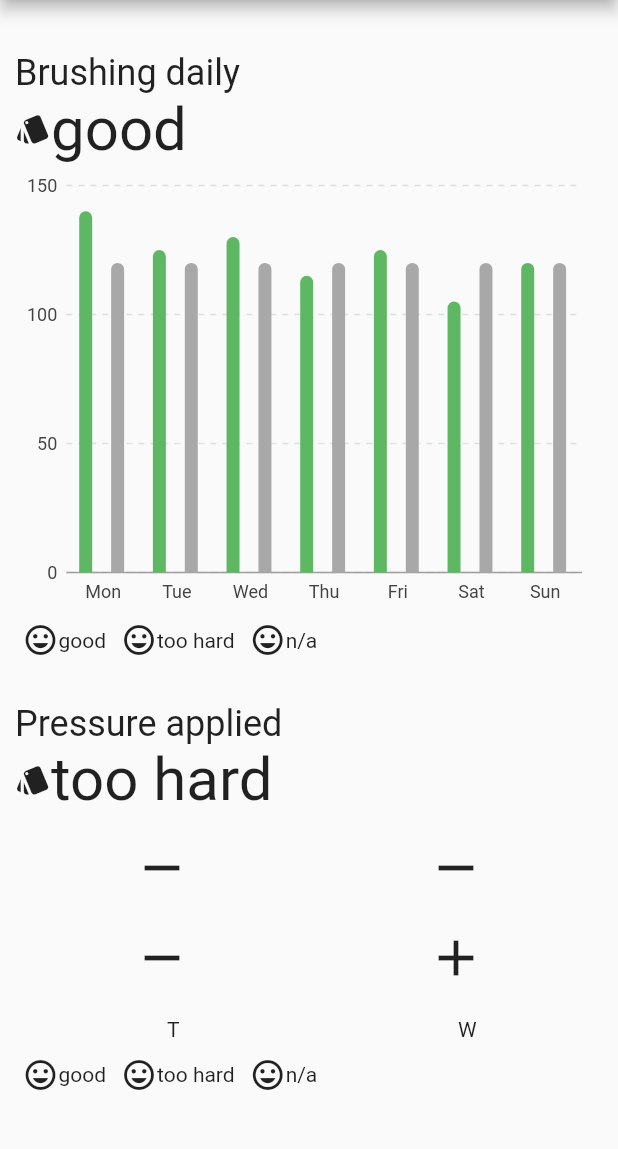
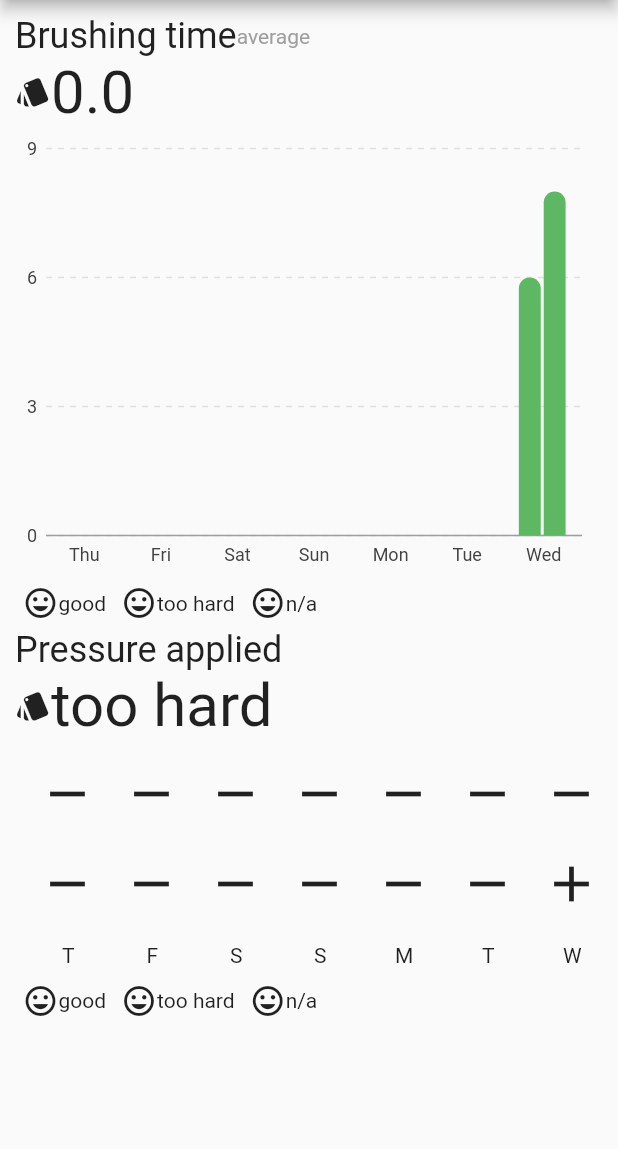
Before and after one commit to AnkurPhilips/ohc_app, a Flutter app: the screen it shows after launch, swiped to page 2, on a phone screen of 412 x 824 dp, the part 84-1233 px from its top. Run offline on Flutter 3.47's test engine with Material 2 defaults, Android fonts, the phone set to English and light mode, and no system bars; our stand-ins replace charts_flutter.

```diff
--- a/lib/Graphs.dart
+++ b/lib/Graphs.dart
@@ -5,7 +5,7 @@ import 'package:ohc_app/get_data.dart';
 class GraphContainer extends StatelessWidget
 {
   final ReportData reportData;
-  static List<List<int>> data;
+  static Map<int,List<Session>> data;
   final String firstString;
   final String secondString;
   final String thirdString;
@@ -28,57 +28,31 @@ class GraphContainer extends StatelessWidget
   void getData()
   {
 
-    data = new List<List<int>>();
-    int day = -1,start,end,iterator=0;
-    //List<int> week = [0,0,0,0,0,0,0];
+    data = new Map<int,List<Session>>();
+    int iterator;
 
-
+    Day lastDate = reportData.days[reportData.days.length-1];
+    int lastWeekDay = DateTime.parse(lastDate.date).weekday%7;
+    for(iterator =(lastWeekDay+1)%7;;)
+    {
+         data[iterator]=[];
+         if(iterator==lastWeekDay)
+           break;
+         iterator=(iterator+1)%7;
+    }
     for(var i in reportData.days )
     {
-        if(day==-1) {
-          day = DateTime
-              .parse(i.date)
-              .weekday % 7;
-          start = day;
+      int day = DateTime.parse(i.date).weekday%7;
+      for(Session j in i.sessions) {
+        data[day].add(j);
       }
-        //week[day]=1;
-        data.add([]);
-        data[iterator].add(day);
-        data[iterator].add(i.sessions.length);
-        day=(day+1)%7;
-        iterator++;
     }
-    if(day==0)
-      end = 6;
-    else
-      end = day-1;
-    if(start==0)
-      day = 6;
-    else
-      day = start-1;
-    print(start);
-    print(end);
-    print(day);
-    for(;day!=end;)
-      {
-        data.insert(0, [day,0]);
-        day=day-1;
-        if(day==-1)
-          day=6;
-      }
-    print(data);
   }
 
   @override
   Widget build(BuildContext context)
   {
-    try {
     getData();
-    }
-    catch(e)
-    {
-      print(e);
-    }
     return(
         Container(
           child: Column(
@@ -122,7 +96,7 @@ class GraphContainer extends StatelessWidget
 
               //Text('min',style: TextStyle(color: Colors.grey),),
 
-              (graphType==1?BarGraph():IconGraph(data: data,)),
+              (graphType==1?BarGraph(data:data):IconGraph(data: data)),
 
               Row(
                 children: <Widget>[
@@ -172,7 +146,7 @@ class GraphContainer extends StatelessWidget
 
 class IconGraph extends StatelessWidget
 {
-  final List<List<int>> data;
+  final Map<int,List<Session>> data;
   IconGraph({this.data});
   Widget iconBar(int a, String day)
   {
@@ -241,10 +215,12 @@ class IconGraph extends StatelessWidget
   {
     List<Widget> widgets = new List<Widget>();
     List<String> day = ['S','M','T','W','T','F','S'];
-    for(var i=0;i<this.data.length;i++)
+    var order = data.keys ;
+
+    for(int i in order)
     {
 
-      widgets.add(new Expanded(child:iconBar(data[i][1],day[data[i][0]])));            //here
+      widgets.add(new Expanded(child:iconBar(data[i].length,day[i])));
     }
     return widgets;
   }
@@ -263,6 +239,8 @@ class IconGraph extends StatelessWidget
 
 class BarGraph extends StatelessWidget
 {
+  Map<int,List<Session>> data;
+  BarGraph({this.data});
   @override
   Widget build(BuildContext context) {
     return Row(
@@ -272,7 +250,7 @@ class BarGraph extends StatelessWidget
             child:
             Container(
               height: 300,
-              child: GroupedBarChart.withSampleData(),
+              child: GroupedBarChart.withData(data),
             )
         )
 
@@ -295,9 +273,9 @@ class GroupedBarChart extends StatelessWidget {
 
   GroupedBarChart(this.seriesList, {this.animate});
 
-  factory GroupedBarChart.withSampleData() {
+  factory GroupedBarChart.withData(Map<int,List<Session>> data) {
     return new GroupedBarChart(
-      _createSampleData(),
+      _createData(data),
       animate: true,
     );
   }
@@ -325,73 +303,78 @@ class GroupedBarChart extends StatelessWidget {
   }
 
   /// Create series list with multiple series
-  static List<charts.Series<BrushTime, String>> _createSampleData() {
+
+  static List<BrushTime> getSeries(Map<int,List<Session>> data,int sessionNo)//0,1
+  {
+    List<String> days = ['Sun','Mon','Tue','Wed','Thu','Fri','Sat'];
+    List<BrushTime> x = new List<BrushTime>();
+    var order = data.keys;
+    print(order);
+    print(sessionNo);
+    print(data);
+    for(var i in order)
+      {
+        print(i);
+        if(data[i].length>sessionNo)
+          x.add(BrushTime(days[i], data[i][sessionNo].data.toInt()));
+        else
+          x.add(BrushTime(days[i], 0));
+      }
+    print(x);
 
 
-    final session1 = [
+    return x;
 
-      new BrushTime('Mon', 140),
-      new BrushTime('Tue', 125),
-      new BrushTime('Wed', 130),
-      new BrushTime('Thu', 115),
-      new BrushTime('Fri', 125),
-      new BrushTime('Sat', 105),
-      new BrushTime('Sun', 120),
-
-    ];
+  }
+  static List<charts.Series<BrushTime, String>> _createData(Map<int,List<Session>> data) {
 
 
-    final session2 = [
-      new BrushTime('Mon', 0),
-      new BrushTime('Tue', 0),
-      new BrushTime('Wed', 0),
-      new BrushTime('Thu', 0),
-      new BrushTime('Fri', 0),
-      new BrushTime('Sat', 0),
-      new BrushTime('Sun', 0),
-    ];
-
-    final session3 = [
-      new BrushTime('Mon', 120),
-      new BrushTime('Tue', 120),
-      new BrushTime('Wed', 120),
-      new BrushTime('Thu', 120),
-      new BrushTime('Fri', 120),
-      new BrushTime('Sat', 120),
-      new BrushTime('Sun', 120),
-    ];
+    List<List<BrushTime>> series = new List<List<BrushTime>>();
+    List<charts.Series<BrushTime, String>> graphData = new List<charts.Series<BrushTime, String>>();
 
 
+    int max = 0;
+    var order = data.keys;
+    for(var i in order)
+    {
+      if(data[i].length>max)
+        max = data[i].length;
+    }
+    print(max);
 
-    return [
+    for(var i=0;i<max;i++)
+    {
+      print("Reches here atleast");
+      print("%%%%%%%%%%%%%%%%%%%%%%%%%%%%%%%%%%%%%%%%%%%%%%%%%%%%%%%%%%%%%%%%%%%%%%%%%%%%%%%%%%%%%%%%%%%%%%%%%%%%%%%%%%%%5");
+      series.add(getSeries(data,i));//0,1
+    }
+    print("Reches here atleast");
+    print("%%%%%%%%%%%%%%%%%%%%%%%%%%%%%%%%%%%%%%%%%%%%%%%%%%%%%%%%%%%%%%%%%%%%%%%%%%%%%%%%%%%%%%%%%%%%%%%%%%%%%%%%%%%%5");
+
+    int cnt=0;
+
+    print("The series is getting created");
+
+    print(series);
+
+    for(var i in series)
+    {
+      graphData.add(
         new charts.Series<BrushTime, String>(
-        id: 'session1',
+          id: 'session'+cnt.toString(),
           domainFn: (BrushTime brush, _) => brush.day,
           measureFn: (BrushTime brush, _) => brush.minute,
-        data: session1,
-        colorFn: (_,__) => charts.MaterialPalette.green.shadeDefault,
-        fillColorFn: (_, __) =>
-        charts.MaterialPalette.green.shadeDefault.lighter,
+          data: i,
+          colorFn: (_,__) => (cnt==1)?charts.MaterialPalette.gray.shadeDefault.lighter:charts.MaterialPalette.green.shadeDefault.lighter,
+          fillColorFn: (_, __) =>(cnt==1)?
+          charts.MaterialPalette.gray.shadeDefault.lighter:charts.MaterialPalette.green.shadeDefault.lighter,
         ),
-      new charts.Series<BrushTime, String>(
-        id: 'session2',
-        domainFn: (BrushTime brush, _) => brush.day,
-        measureFn: (BrushTime brush, _) => brush.minute,
-        data: session2,
-        colorFn: (_,__) => charts.MaterialPalette.green.shadeDefault,
-        fillColorFn: (_, __) =>
-        charts.MaterialPalette.green.shadeDefault.darker,
-      ),
-      new charts.Series<BrushTime, String>(
-        id: 'session3',
-        domainFn: (BrushTime brush, _) => brush.day,
-        measureFn: (BrushTime brush, _) => brush.minute,
-        data: session3,
-        colorFn: (_,__) => charts.MaterialPalette.gray.shade50,
-        fillColorFn: (_, __) =>
-        charts.MaterialPalette.gray.shadeDefault.lighter,
-      ),
+      );
+      cnt++;
+    }
+  print(graphData);
+  return graphData;
 
-    ];
+
   }
 }
--- a/lib/PageOne.dart
+++ b/lib/PageOne.dart
@@ -14,23 +14,22 @@ class PageOne extends StatelessWidget{
 
   @override
   Widget build(BuildContext context) {
-    return Column(
-      mainAxisAlignment: MainAxisAlignment.spaceEvenly,
+    return ListView(
+      //mainAxisAlignment: MainAxisAlignment.spaceEvenly,
       children: <Widget>[
         first(weekString),
-        SizedBox(height: 10),
         second(iconSize),
         third(),
         fourth(),
+
         GraphContainer(
-          reportData:report.data.duration,
-          firstString: 'Brushing time' ,
+          reportData:report.data.frequency,
+          firstString: 'Brushing daily' ,
           secondString:'average',
-          thirdString:'1.6',
+          thirdString:report.data.frequency.average.toString(),
           fourthString:'/day',
           firstIcon:Icons.style,
           graphType: 0,),
-        SizedBox(height: 0),
 
       ],
     );
--- a/lib/PageTwo.dart
+++ b/lib/PageTwo.dart
@@ -1,6 +1,5 @@
 import 'package:flutter/material.dart';
 import 'get_data.dart';
-//import 'widgets.dart';
 import 'package:ohc_app/Graphs.dart';
 
 // ignore: must_be_immutable
@@ -11,13 +10,13 @@ class PageTwo extends StatelessWidget{
 
   @override
   Widget build(BuildContext context) {
-    return Column(
-      mainAxisAlignment: MainAxisAlignment.spaceEvenly,
+    return ListView(
+      //mainAxisAlignment: MainAxisAlignment.spaceEvenly,
       children: <Widget>[
-        GraphContainer(reportData:report.data.frequency,
-          firstString: 'Brushing daily' ,
-          secondString:'',
-          thirdString:'good',
+        GraphContainer(reportData:report.data.duration,
+          firstString: 'Brushing time' ,
+          secondString:'average',
+          thirdString:report.data.duration.average.toString(),
           fourthString:'',
           firstIcon:Icons.style,
           graphType: 1,),
--- a/lib/read_json.dart
+++ b/lib/read_json.dart
@@ -1,4 +1,4 @@
 class ReadWeeklyData
 {
-  static String data = '{"screenType":"Summary","data":{"lastSessionTime":"4:30 PM","lastSessionDate":"Feb 26, 2020","reportStartDate":"2020-02-26T16:30:06+0530","reportEndDate":"2020-02-26T16:32:21+0530","reportData":{"duration":{"brushingDetails":{"durationDayDetails":[{"day":"2020-02-26","sessions":[{"duration":0,"timeStamp":"2020-02-26T16:30:06+0530"},{"duration":0,"timeStamp":"2020-02-26T16:30:06+0530"}]}],"durationAvgValue":0.0}},"frequency":{"brushingFrequency":{"frequencyDayDetails":[{"day":"2020-02-26","sessions":[{"timeStamp":"2020-02-26T16:30:06+0530"}]}],"frequencyAvgValue":1.0}},"pressure":{"pressureData":{"pressureDayDetails":[{"day":"2020-02-26","sessions":[{"pressure":1.0,"timeStamp":"2020-02-26T16:30:06+0530"}]}],"pressureAvgValue":1.0}},"scrubbing":{"scrubbingData":{"scrubbingDayDetails":[{"day":"2020-02-26","sessions":[{"scrubbing":0.9995861,"timeStamp":"2020-02-26T16:30:06+0530"}]}],"scrubbingAvgValue":0.9995861}}}}}';
+  static String data = '{"screenType":"Summary","data":{"lastSessionTime":"4:30 PM","lastSessionDate":"Feb 26, 2020","reportStartDate":"2020-02-26T16:30:06+0530","reportEndDate":"2020-02-26T16:32:21+0530","reportData":{"duration":{"brushingDetails":{"durationDayDetails":[{"day":"2020-02-26","sessions":[{"duration":6,"timeStamp":"2020-02-26T16:30:06+0530"},{"duration":8,"timeStamp":"2020-02-26T16:30:06+0530"}]}],"durationAvgValue":0.0}},"frequency":{"brushingFrequency":{"frequencyDayDetails":[{"day":"2020-02-26","sessions":[{"timeStamp":"2020-02-26T16:30:06+0530"}]}],"frequencyAvgValue":1.0}},"pressure":{"pressureData":{"pressureDayDetails":[{"day":"2020-02-26","sessions":[{"pressure":1.0,"timeStamp":"2020-02-26T16:30:06+0530"}]}],"pressureAvgValue":1.0}},"scrubbing":{"scrubbingData":{"scrubbingDayDetails":[{"day":"2020-02-26","sessions":[{"scrubbing":0.9995861,"timeStamp":"2020-02-26T16:30:06+0530"}]}],"scrubbingAvgValue":0.9995861}}}}}';
 }
```
Lines whose indentation alone changed are shown as unchanged.
